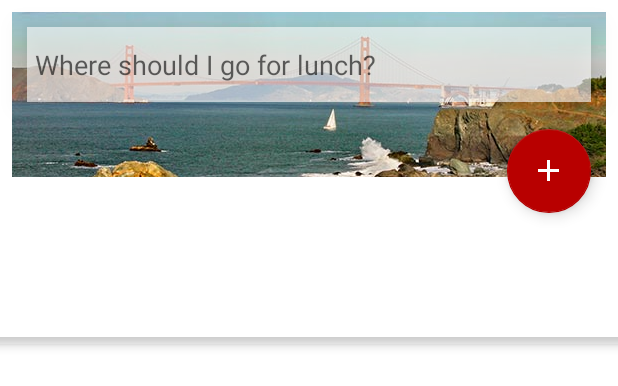
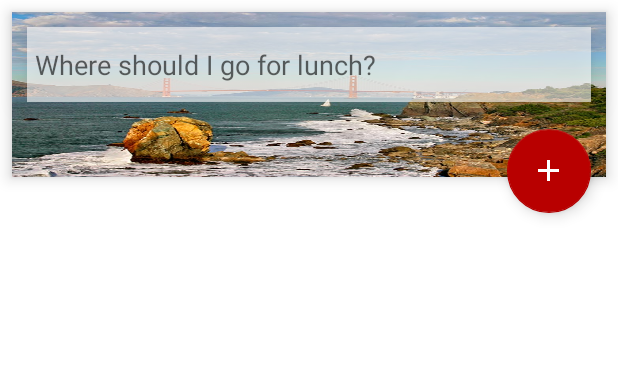
Before and after one commit to saihou/SoLo, an Android app: the layout list_new_post.xml on its own in the app's theme, with its tools: preview values and no code run, on a phone screen of 412 x 824 dp. Shown: the top 386 px of the screen. Run offline under Robolectric (Android 15) with nearby library versions, the phone set to English and light mode, and no system bars.

```diff
--- a/Android/app/src/main/java/com/coldcoldnuts/solo/ChatCustomListAdapter.java
+++ b/Android/app/src/main/java/com/coldcoldnuts/solo/ChatCustomListAdapter.java
@@ -1,7 +1,6 @@
 package com.coldcoldnuts.solo;
 
 import android.content.Context;
-import android.util.Log;
 import android.view.Gravity;
 import android.view.LayoutInflater;
 import android.view.View;
@@ -60,10 +59,10 @@ public class ChatCustomListAdapter extends BaseAdapter {
         LinearLayout.LayoutParams params = new LinearLayout.LayoutParams(LinearLayout.LayoutParams.WRAP_CONTENT, LinearLayout.LayoutParams.FILL_PARENT);
         if (isMine(holder.nameView.getText().toString().trim())) {
             params.gravity = Gravity.RIGHT;
-            holder.messageView.setBackgroundResource(R.drawable.speech_bubble_green);
+            holder.messageView.setBackgroundResource(R.drawable.speech_bubble_from_me);
         } else {
             params.gravity = Gravity.LEFT;
-            holder.messageView.setBackgroundResource(R.drawable.speech_bubble_orange);
+            holder.messageView.setBackgroundResource(R.drawable.speech_bubble_from_others);
         }
         holder.messageView.setLayoutParams(params);
 
@@ -72,7 +71,6 @@ public class ChatCustomListAdapter extends BaseAdapter {
     }
 
     private boolean isMine(String username) {
-        Log.d("HIHIHIHIHIHI", Utils.getUsername() + " " + username);
         return Utils.getUsername().equals(username);
     }
 
--- a/Android/app/src/main/res/drawable/chat_border.xml
+++ b/Android/app/src/main/res/drawable/chat_border.xml
@@ -2,7 +2,7 @@
 <shape xmlns:android="http://schemas.android.com/apk/res/android" android:shape="rectangle">
 
     <stroke
-        android:color="#EB4737"
+        android:color="@color/colorAccent"
         android:width="2dp"
         />
 
@@ -15,6 +15,6 @@
         android:right="10dp"
         android:top="10dp"
         />
-    <solid android:color="#EB4737" />
+    <solid android:color="@color/colorAccent" />
 
 </shape>
--- a/Android/app/src/main/res/layout/chat_single_message.xml
+++ b/Android/app/src/main/res/layout/chat_single_message.xml
@@ -19,7 +19,7 @@
         android:layout_width="wrap_content"
         android:layout_height="wrap_content"
         android:layout_margin="5sp"
-        android:background="@drawable/speech_bubble_green"
+        android:background="@drawable/speech_bubble_from_me"
         android:shadowColor="#FFFFFF"
         android:shadowDx="1"
         android:shadowDy="1"
--- a/Android/app/src/main/res/layout/list_new_post.xml
+++ b/Android/app/src/main/res/layout/list_new_post.xml
@@ -11,12 +11,13 @@
         android:layout_width="wrap_content"
         android:layout_height="110dp"
         android:adjustViewBounds="true"
-        android:background="@drawable/scalable_textviewbg"
-        android:elevation="4dp"
+        android:background="@drawable/newpost_bg"
+        android:elevation="6dp"
         android:scaleType="fitXY"
         android:layout_marginLeft="8dp"
         android:layout_marginRight="8dp"
-        android:layout_marginTop="8dp" />
+        android:layout_marginTop="8dp"
+        android:layout_marginBottom="8dp"/>
 
     <EditText
         android:id="@+id/newpost_text"
```
